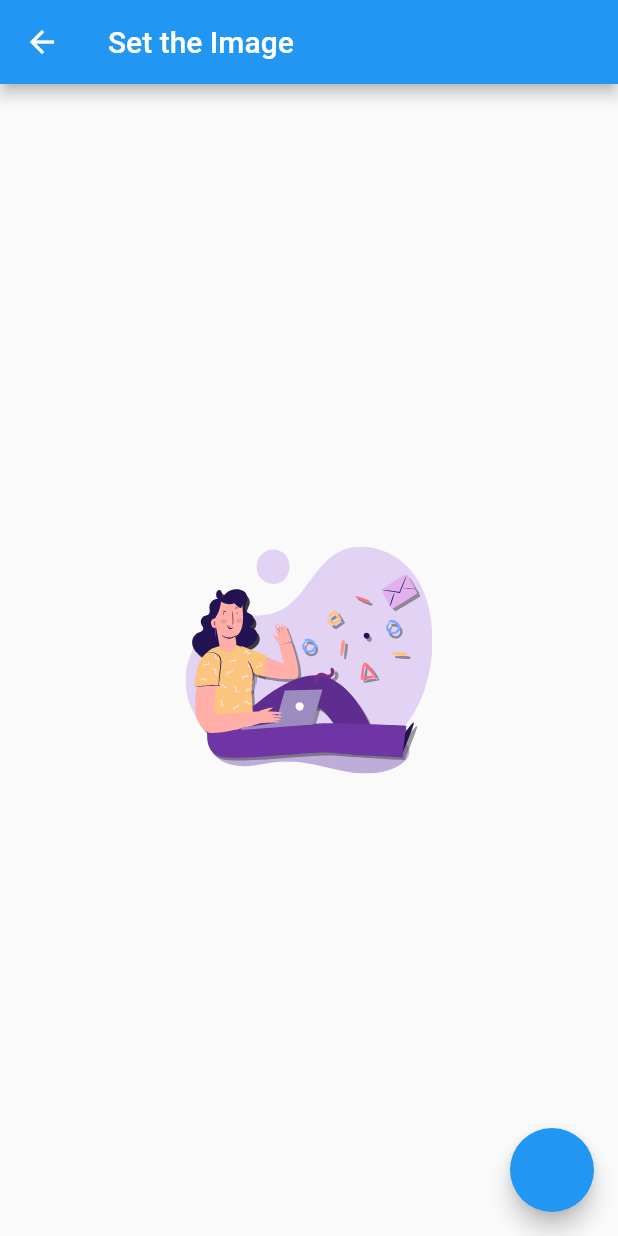
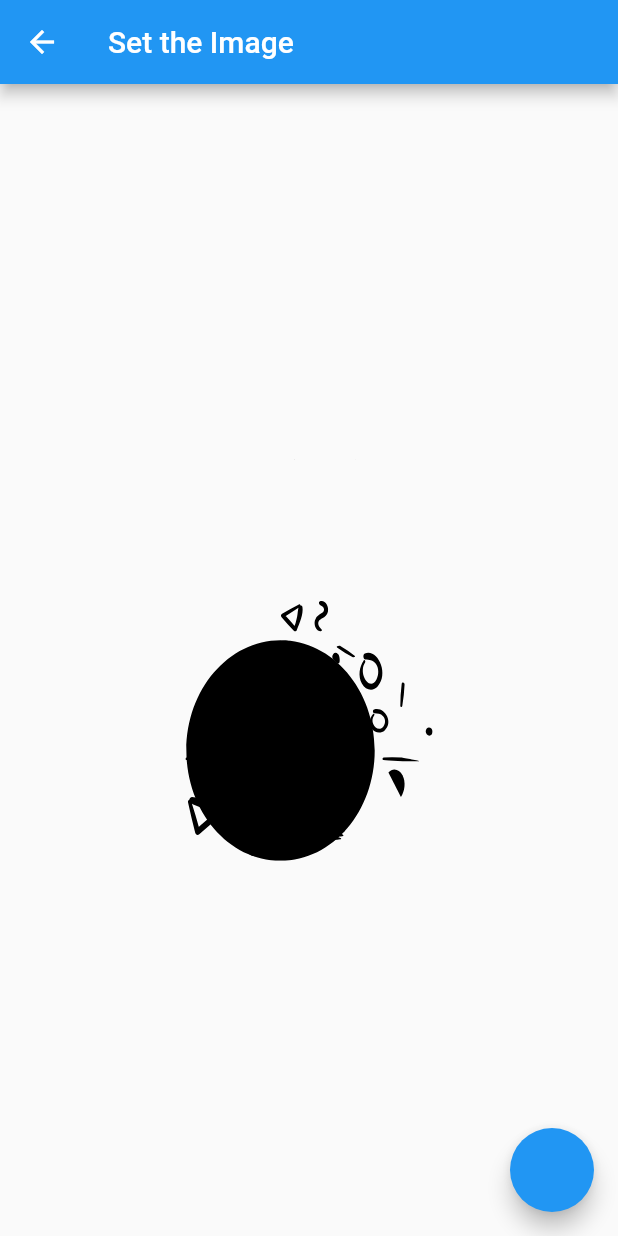
Before and after one commit to emilio-kariuki/data_collection, a Flutter app: the screen it shows after launch, after a tap on the "add a photo" icon, on a phone screen of 412 x 824 dp. Run offline on Flutter 3.47's test engine with Material 2 defaults, Android fonts, the light colour scheme and no system bars; our stand-ins replace dropdown_button2, flutter_svg, google_fonts, image_picker.

Commit message:
February 9, 2022 6:04 PM

```diff
--- a/lib/get_picture.dart
+++ b/lib/get_picture.dart
@@ -54,7 +54,7 @@ class _PictureState extends State<Picture> {
           setState(() {
             getImage();
             Navigator.of(context)
-                .push(MaterialPageRoute(builder: (context) => Sett(value: Users(name: "assets/svg/login.svg"))));
+                .push(MaterialPageRoute(builder: (context) => Sett(value: Users(name: "assets/svg/chatting.svg"))));
           });
         },
         tooltip: "pick Image",
```
Also changed, not shown: assets/svg/chatting.svg (added).
